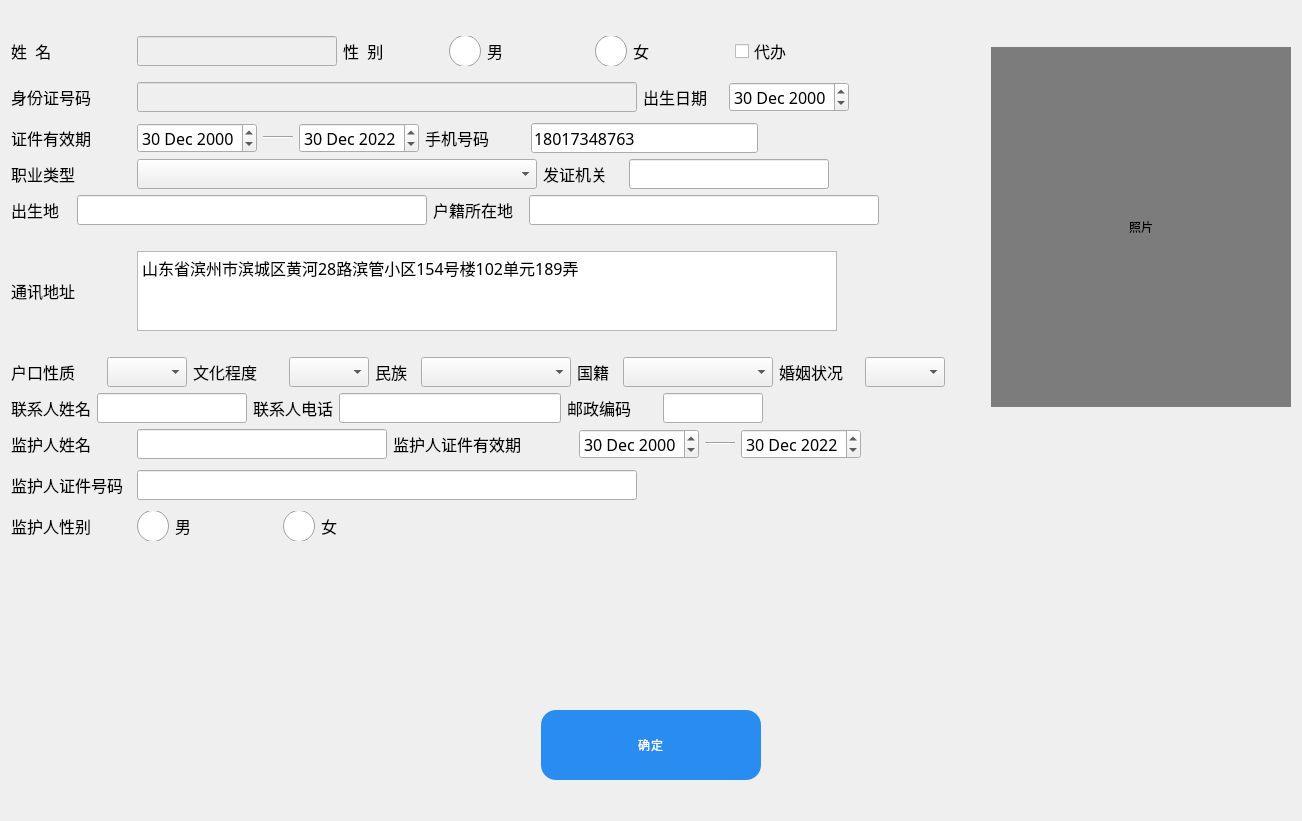
Above: SSCard_System/qu_modifyinfo.ui from leithergit/SSCard_System before the change. Below: the same form after it.
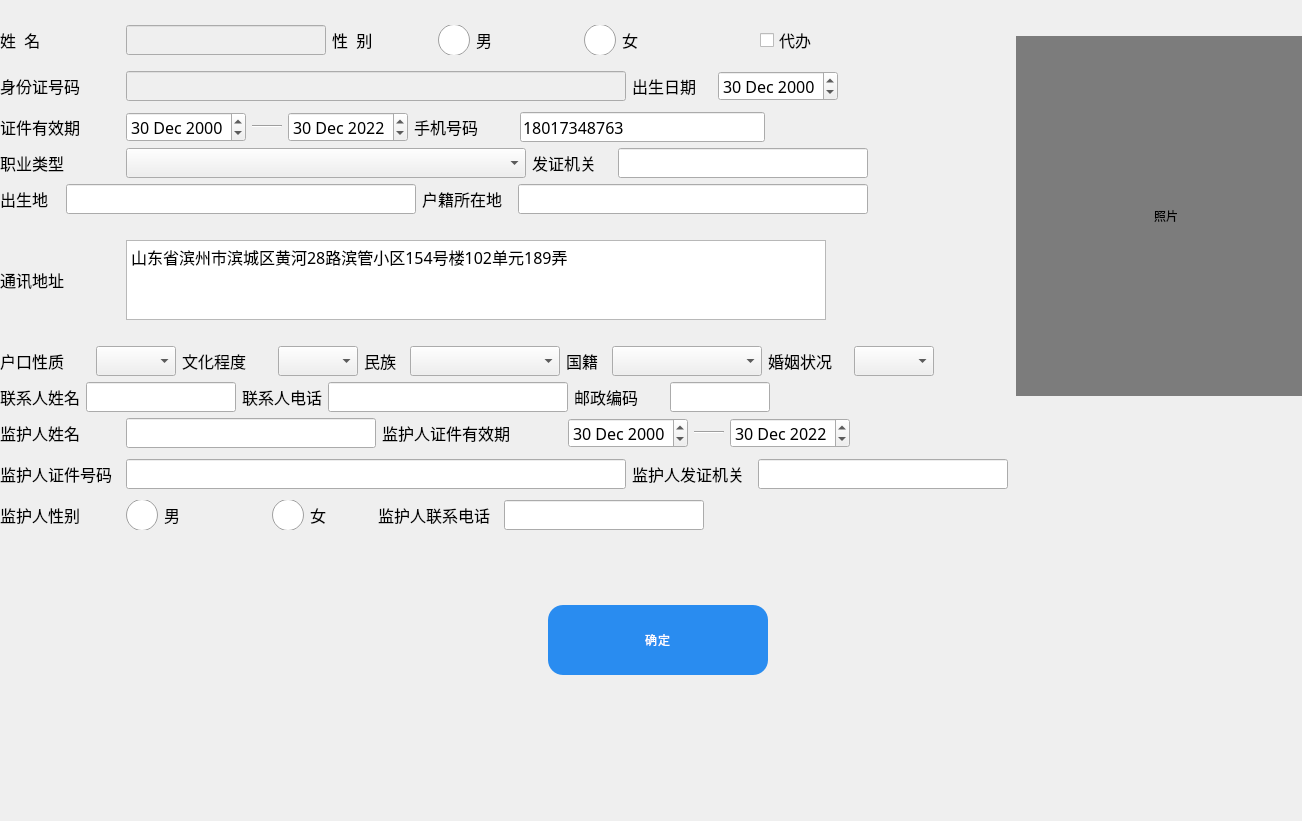
That is the form after the change. Icons and pictures are not drawn.

The edit to the form file:
```diff
--- a/SSCard_System/qu_modifyinfo.ui
+++ b/SSCard_System/qu_modifyinfo.ui
@@ -13,8 +13,15 @@
   <property name="windowTitle">
    <string>Form</string>
   </property>
-  <layout class="QVBoxLayout" name="verticalLayout_5">
-   <item>
+  <widget class="QWidget" name="layoutWidget">
+   <property name="geometry">
+    <rect>
+     <x>0</x>
+     <y>0</y>
+     <width>1316</width>
+     <height>705</height>
+    </rect>
+   </property>
     <layout class="QVBoxLayout" name="verticalLayout_4">
      <item>
       <spacer name="verticalSpacer">
@@ -716,7 +723,7 @@
               <widget class="QLineEdit" name="lineEdit_Card_Agency">
                <property name="minimumSize">
                 <size>
-                 <width>200</width>
+                <width>250</width>
                  <height>30</height>
                 </size>
                </property>
@@ -1707,6 +1714,66 @@
              </property>
             </widget>
            </item>
+          <item>
+           <layout class="QHBoxLayout" name="horizontalLayout_13">
+            <item>
+             <widget class="QLabel" name="label_GuardianAgency">
+              <property name="minimumSize">
+               <size>
+                <width>120</width>
+                <height>30</height>
+               </size>
+              </property>
+              <property name="maximumSize">
+               <size>
+                <width>80</width>
+                <height>30</height>
+               </size>
+              </property>
+              <property name="font">
+               <font>
+                <family>思源黑体 CN Medium</family>
+                <pointsize>12</pointsize>
+               </font>
+              </property>
+              <property name="styleSheet">
+               <string notr="true"/>
+              </property>
+              <property name="text">
+               <string>监护人发证机关</string>
+              </property>
+             </widget>
+            </item>
+            <item>
+             <widget class="QLineEdit" name="lineEdit_Guardian_Card_Agency">
+              <property name="minimumSize">
+               <size>
+                <width>250</width>
+                <height>30</height>
+               </size>
+              </property>
+              <property name="maximumSize">
+               <size>
+                <width>300</width>
+                <height>30</height>
+               </size>
+              </property>
+              <property name="font">
+               <font>
+                <family>思源黑体 CN Medium</family>
+                <pointsize>12</pointsize>
+               </font>
+              </property>
+              <property name="text">
+               <string/>
+              </property>
+              <property name="readOnly">
+               <bool>false</bool>
+              </property>
+             </widget>
+            </item>
+           </layout>
+          </item>
            <item>
             <spacer name="horizontalSpacer_16">
              <property name="minimumSize">
@@ -1879,6 +1946,66 @@
              </property>
             </widget>
            </item>
+          <item>
+           <layout class="QHBoxLayout" name="horizontalLayout_14">
+            <item>
+             <widget class="QLabel" name="label_Guardian_Mobile">
+              <property name="minimumSize">
+               <size>
+                <width>120</width>
+                <height>30</height>
+               </size>
+              </property>
+              <property name="maximumSize">
+               <size>
+                <width>80</width>
+                <height>30</height>
+               </size>
+              </property>
+              <property name="font">
+               <font>
+                <family>思源黑体 CN Medium</family>
+                <pointsize>12</pointsize>
+               </font>
+              </property>
+              <property name="styleSheet">
+               <string notr="true"/>
+              </property>
+              <property name="text">
+               <string>监护人联系电话</string>
+              </property>
+             </widget>
+            </item>
+            <item>
+             <widget class="QLineEdit" name="lineEdit_Guardian_Mobile">
+              <property name="minimumSize">
+               <size>
+                <width>200</width>
+                <height>30</height>
+               </size>
+              </property>
+              <property name="maximumSize">
+               <size>
+                <width>200</width>
+                <height>30</height>
+               </size>
+              </property>
+              <property name="font">
+               <font>
+                <family>思源黑体 CN Medium</family>
+                <pointsize>12</pointsize>
+               </font>
+              </property>
+              <property name="text">
+               <string/>
+              </property>
+              <property name="readOnly">
+               <bool>false</bool>
+              </property>
+             </widget>
+            </item>
+           </layout>
+          </item>
            <item>
             <spacer name="horizontalSpacer_13">
              <property name="orientation">
@@ -1986,8 +2113,7 @@
       </spacer>
      </item>
     </layout>
-   </item>
-  </layout>
+  </widget>
  </widget>
  <resources/>
  <connections/>
```
Left out of the diff: 4 changed lines with no effect on the pictures. Lines whose indentation alone changed are shown as unchanged.
